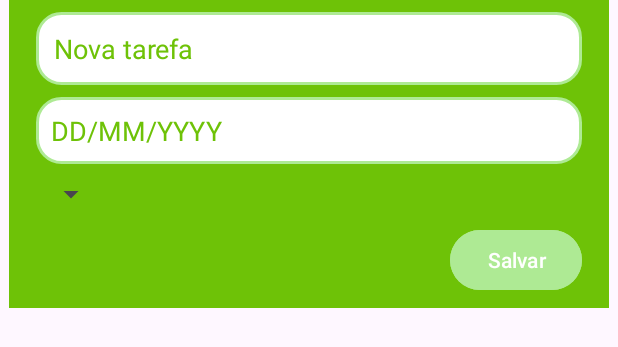
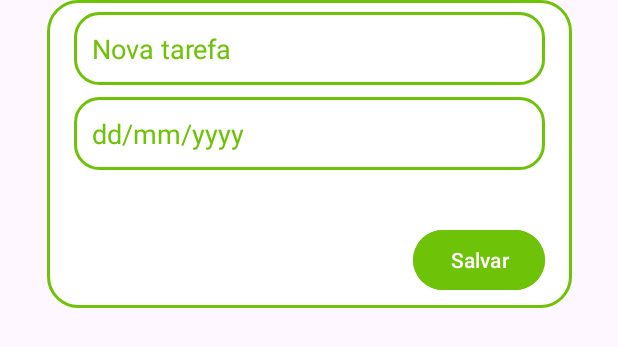
Before and after one commit to SouLuigi/ToDoList, an Android app: the layout activity_add_new_task.xml on its own in the app's theme, with its tools: preview values and no code run, on a phone screen of 412 x 824 dp. Shown: the top 347 px of the screen. Run offline under Robolectric (Android 15) with nearby library versions, the phone set to English and light mode, and no system bars.

```diff
--- a/app/src/main/res/drawable/edittext_rounded.xml
+++ b/app/src/main/res/drawable/edittext_rounded.xml
@@ -2,5 +2,5 @@
 <shape xmlns:android="http://schemas.android.com/apk/res/android">
     <corners android:radius="16dp"/>  <!-- Arredonda os cantos -->
     <solid android:color="@color/white"/>  <!-- Cor de fundo -->
-    <stroke android:width="2dp" android:color="@color/GridColor"/>  <!-- Borda fina -->
+    <stroke android:width="2dp" android:color="@color/button_primary"/>  <!-- Borda fina -->
 </shape>
--- /dev/null
+++ b/app/src/main/res/drawable/rounded_linear_background.xml
@@ -0,0 +1,6 @@
+<shape xmlns:android="http://schemas.android.com/apk/res/android">
+    <solid android:color="@color/white" />
+    <stroke android:width="2dp" android:color="@color/button_primary" />
+    <corners android:radius="20dp" />
+    <padding android:left="8dp" android:top="8dp" android:right="8dp" android:bottom="8dp" />
+</shape>
--- /dev/null
+++ b/app/src/main/res/drawable/spinner_background.xml
@@ -0,0 +1,6 @@
+<shape xmlns:android="http://schemas.android.com/apk/res/android">
+    <solid android:color="@color/white" />
+    <stroke android:width="2dp" android:color="@color/button_primary" />
+    <corners android:radius="16dp" />
+    <padding android:left="8dp" android:top="8dp" android:right="8dp" android:bottom="8dp" />
+</shape>
--- a/app/src/main/res/layout/activity_add_new_task.xml
+++ b/app/src/main/res/layout/activity_add_new_task.xml
@@ -9,64 +9,46 @@
 
     <LinearLayout
         android:id="@+id/linearLayoutNewTask"
-        android:layout_width="400dp"
-        android:layout_height="match_parent"
-        android:background="@color/buttonColor"
+        android:layout_width="350dp"
+        android:layout_height="wrap_content"
+        android:background="@drawable/rounded_linear_background"
         android:orientation="vertical"
         android:padding="8dp"
         app:layout_constraintEnd_toEndOf="parent"
-        app:layout_constraintStart_toStartOf="parent">
+        app:layout_constraintStart_toStartOf="parent"
+        tools:ignore="MissingConstraints">
 
         <EditText
             android:id="@+id/editTextTitleTask"
-            android:layout_width="match_parent"
-            android:layout_height="wrap_content"
-            android:layout_marginBottom="8dp"
-            android:layout_marginHorizontal="10dp"
-            android:background="@drawable/edittext_rounded"
+            style="@style/editTextAddNewTask"
             android:hint="@string/nova_tarefa"
-            android:textColorHint="@color/buttonColor"
-            android:padding="12dp"
-            android:textSize="18sp"
-            android:textColor="@color/buttonColor"/>
-
+            android:importantForAutofill="no"
+            android:inputType="text"
+            android:textColorHint="@color/text_primary" />
 
         <EditText
             android:id="@+id/editTextData"
-            android:layout_width="match_parent"
-            android:layout_height="wrap_content"
-            android:layout_marginBottom="8dp"
-            android:layout_marginHorizontal="10dp"
-            android:background="@drawable/edittext_rounded"
+            style="@style/editTextAddNewTask"
             android:focusable="false"
-            android:hint="DD/MM/YYYY"
-            android:textColorHint="@color/buttonColor"
-            android:padding="10dp"
-            android:textSize="18sp"
-            android:textColor="@color/buttonColor"/>
+            android:hint="@string/dd_mm_yyyy"
+            android:importantForAutofill="no"
+            android:inputType="date"
+            android:textColorHint="@color/text_primary" />
 
         <Spinner
             android:id="@+id/spinnerCategory"
             android:layout_width="wrap_content"
             android:layout_height="wrap_content"
+            android:layout_marginHorizontal="12dp"
             android:layout_marginBottom="8dp"
-            android:layout_marginHorizontal="9dp"
+            android:background="@drawable/spinner_background"
             android:padding="10dp" />
 
         <com.google.android.material.button.MaterialButton
             android:id="@+id/buttonSaveNewTask"
-            android:layout_width="wrap_content"
-            android:layout_height="wrap_content"
-            android:layout_marginHorizontal="10dp"
-            android:layout_gravity="end"
-            android:backgroundTint="@color/GridColor"
-            android:textColor="@color/white"
-            android:padding="8dp"
-            android:text="@string/salvar"
-
-            />
+            style="@style/buttonStyleAddNewTAsk"
+            android:text="@string/salvar" />
 
     </LinearLayout>
 
-
 </androidx.constraintlayout.widget.ConstraintLayout>
--- a/app/src/main/res/values/colors.xml
+++ b/app/src/main/res/values/colors.xml
@@ -1,10 +1,22 @@
 <?xml version="1.0" encoding="utf-8"?>
 <resources>
+
+    <color name="GridColor">#AEEA94</color>
+
+    <!-- 🎨 Cores Primárias -->
     <color name="black">#FF000000</color>
     <color name="white">#FFFFFFFF</color>
-    <color name="backgroundColor">#ECFFE6</color>
-    <color name="buttonColor">#6EC207</color>
-    <color name="textColor">#6EC207</color>
-    <color name="GridColor">#AEEA94</color>
 
+    <!-- 🎨 Cores de Fundo -->
+    <color name="background">#ECFFE6</color>
+    <color name="background_layout">#AEEA94</color>
+
+    <!-- 🎨 Cores de Texto -->
+    <color name="text_primary">#6EC207</color>
+    <color name="text_secondary">#FFFFFFFF</color>
+    <color name="text_tertiary">#FF000000</color>
+
+    <!-- 🎨 Cores dos botões -->
+    <color name="button_primary">#6EC207</color>
+    <color name="button_secondary"></color>
 </resources>
--- a/app/src/main/res/values/strings.xml
+++ b/app/src/main/res/values/strings.xml
@@ -8,4 +8,5 @@
     <string name="nova_tarefa">Nova tarefa</string>
     <string name="salvar">Salvar</string>
     <string name="delete_task" />
+    <string name="dd_mm_yyyy">dd/mm/yyyy</string>
 </resources>
--- a/app/src/main/res/values/style.xml
+++ b/app/src/main/res/values/style.xml
@@ -1,7 +1,28 @@
 <?xml version="1.0" encoding="utf-8"?>
 <resources>
-    <style name="buttonStyle">
-        <item name="android:backgroundTint">@color/buttonColor</item>
+
+    <style name="textViewMainActivityMain">
+        <item name="android:layout_width">wrap_content</item>
+        <item name="android:layout_height">wrap_content</item>
+        <item name="android:layout_marginTop">16dp</item>
+        <item name="android:textColor">@color/text_primary</item>
+        <item name="android:textSize">50sp</item>
+        <item name="android:textStyle">bold</item>
+    </style>
+
+    <style name="editTextAddNewTask">
+        <item name="android:layout_width">match_parent</item>
+        <item name="android:layout_height">wrap_content</item>
+        <item name="android:layout_marginBottom">8dp</item>
+        <item name="android:layout_marginHorizontal">10dp</item>
+        <item name="android:background">@drawable/edittext_rounded</item>
+        <item name="android:padding">12dp</item>
+        <item name="android:textSize">18sp</item>
+        <item name="android:textColor">@color/text_primary</item>
+    </style>
+
+    <style name="buttonStyleActivityMain">
+        <item name="android:backgroundTint">@color/button_primary</item>
         <item name="android:fontFamily">sans-serif-medium</item>
         <item name="android:textSize">20sp</item>
         <item name="android:layout_width">match_parent</item>
@@ -10,4 +31,16 @@
         <item name="android:textColor">@color/white</item>
         <item name="android:layout_weight">1</item>
     </style>
+
+    <style name="buttonStyleAddNewTAsk">
+        <item name="android:layout_width">wrap_content</item>
+        <item name="android:layout_height">wrap_content</item>
+        <item name="android:layout_marginHorizontal">10dp</item>
+        <item name="android:layout_gravity">end</item>
+        <item name="android:backgroundTint">@color/button_primary</item>
+        <item name="android:padding">8dp</item>
+        <item name="android:textColor">@color/text_secondary</item>
+
+    </style>
+
 </resources>
```
Also changed, not shown: app/src/main/java/com/ex/todolist/AddNewTask.kt (+12 -29 lines), app/src/main/java/com/ex/todolist/MainActivity.kt (+20 -12 lines), app/src/main/java/com/ex/todolist/Task.kt (+7 -1 lines), app/src/main/java/com/ex/todolist/TaskAdapter.kt (+46 -11 lines), app/src/main/java/com/ex/todolist/TaskViewModel.kt (+22 -0 lines), app/src/main/res/drawable/rounded_grid_background.xml (added, +8 -0 lines), app/src/main/res/layout/activity_main.xml (+6 -11 lines), app/src/main/res/layout/item_task.xml (+6 -5 lines).
